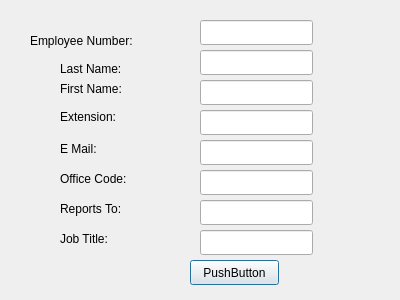
Before: the Qt Designer form qt_app/form_employee.ui in mehmetrizaoz/5_product_line_automation, drawn with Qt 5.
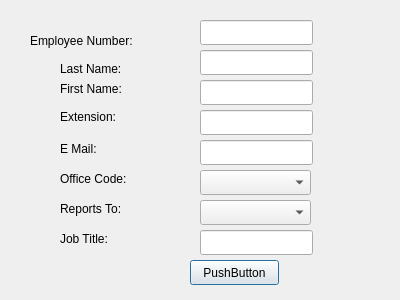
After: the same form once the commit is applied.

What changed in the file:
```diff
--- a/qt_app/form_employee.ui
+++ b/qt_app/form_employee.ui
@@ -23,26 +23,6 @@
     </rect>
    </property>
   </widget>
-  <widget class="QLineEdit" name="lineEdit_7">
-   <property name="geometry">
-    <rect>
-     <x>200</x>
-     <y>200</y>
-     <width>113</width>
-     <height>25</height>
-    </rect>
-   </property>
-  </widget>
-  <widget class="QLineEdit" name="lineEdit_6">
-   <property name="geometry">
-    <rect>
-     <x>200</x>
-     <y>170</y>
-     <width>113</width>
-     <height>25</height>
-    </rect>
-   </property>
-  </widget>
   <widget class="QLabel" name="label">
    <property name="geometry">
     <rect>
@@ -210,6 +190,26 @@
     <string>Reports To:</string>
    </property>
   </widget>
+  <widget class="QComboBox" name="comboBox">
+   <property name="geometry">
+    <rect>
+     <x>200</x>
+     <y>170</y>
+     <width>111</width>
+     <height>25</height>
+    </rect>
+   </property>
+  </widget>
+  <widget class="QComboBox" name="comboBox_2">
+   <property name="geometry">
+    <rect>
+     <x>200</x>
+     <y>200</y>
+     <width>111</width>
+     <height>25</height>
+    </rect>
+   </property>
+  </widget>
  </widget>
  <resources/>
  <connections/>
```
